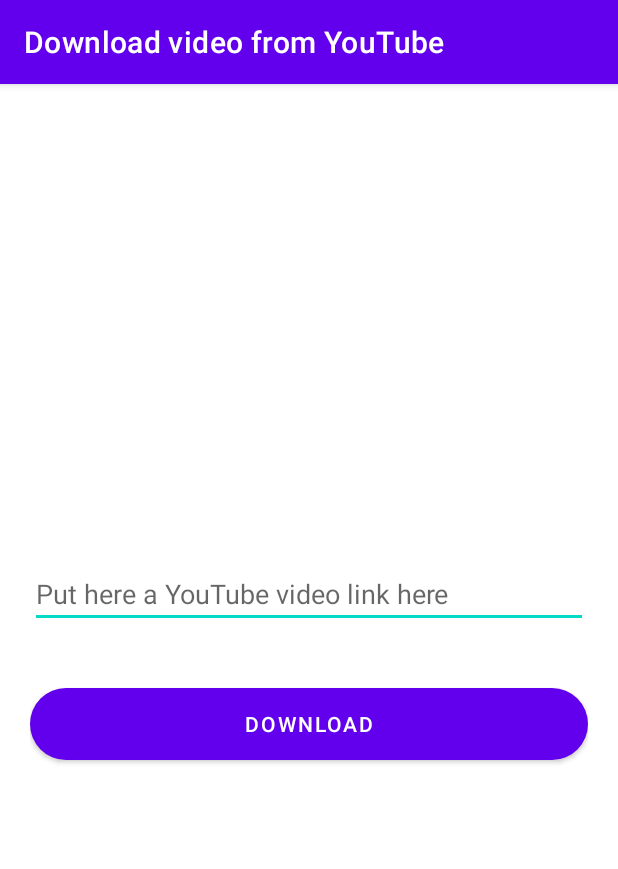
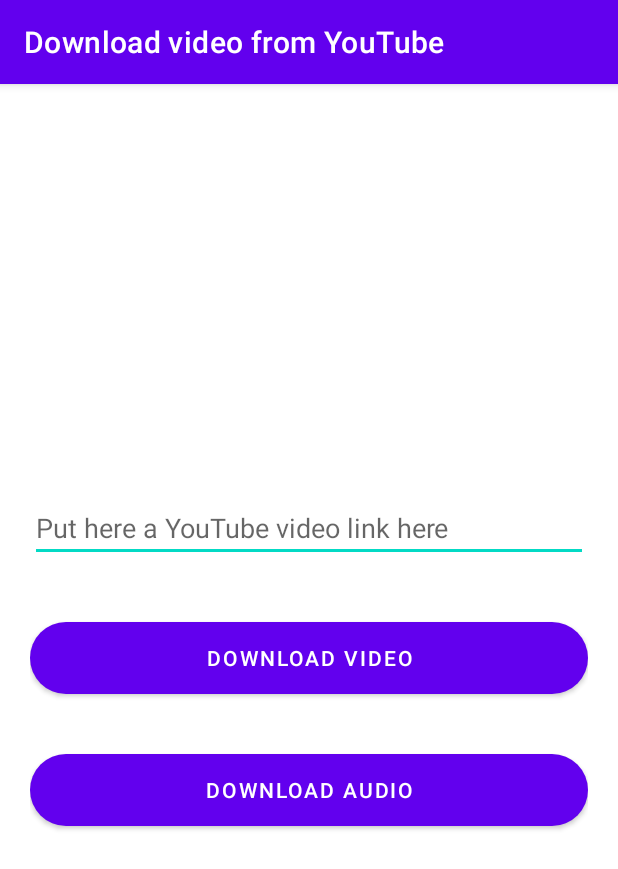
Before and after one commit to megarubber/mrvideocatcher, an Android app: the YouTubeDownloader screen opened directly, with no data from a screen before it, on a phone screen of 412 x 824 dp. Shown: the top 869 px of the screen. Run offline under Robolectric (Android 15) with nearby library versions, the phone set to English and light mode, and no system bars; libraries missing offline, so code that uses them is left out: at.huber.youtubeExtractor.

Commit message:
feat(download): download video using url extrator library

```diff
--- a/app/build.gradle
+++ b/app/build.gradle
@@ -29,11 +29,11 @@ android {
 }
 
 dependencies {
-
     implementation 'androidx.appcompat:appcompat:1.5.0'
     implementation 'com.google.android.material:material:1.6.1'
     implementation 'androidx.constraintlayout:constraintlayout:2.1.4'
     testImplementation 'junit:junit:4.13.2'
     androidTestImplementation 'androidx.test.ext:junit:1.1.3'
     androidTestImplementation 'androidx.test.espresso:espresso-core:3.4.0'
+    implementation 'com.github.HaarigerHarald:android-youtubeExtractor:master-SNAPSHOT'
 }
--- a/app/src/main/AndroidManifest.xml
+++ b/app/src/main/AndroidManifest.xml
@@ -23,5 +23,5 @@
             </intent-filter>
         </activity>
     </application>
-
+    <uses-permission android:name="android.permission.INTERNET"/>
 </manifest>
--- a/app/src/main/java/com/mrguisamuel/mrvideocatcher/YouTubeDownloader.java
+++ b/app/src/main/java/com/mrguisamuel/mrvideocatcher/YouTubeDownloader.java
@@ -1,6 +1,9 @@
 package com.mrguisamuel.mrvideocatcher;
 
 import android.os.Bundle;
+import android.view.View;
+import android.widget.Button;
+import android.widget.EditText;
 
 import androidx.appcompat.app.AppCompatActivity;
 
@@ -10,5 +13,16 @@ public class YouTubeDownloader extends AppCompatActivity {
         super.onCreate(savedInstanceState);
         setContentView(R.layout.activity_youtube);
         getSupportActionBar().setTitle("Download video from YouTube");
+
+        Button videoDownload = (Button) findViewById(R.id.video);
+        EditText link = (EditText) findViewById(R.id.link);
+
+        VideoDownloader youtubeDownloader = new VideoDownloader(SocialMedia.YOUTUBE, this);
+        videoDownload.setOnClickListener(new View.OnClickListener() {
+            @Override
+            public void onClick(View view) {
+                //youtubeDownloader.downloadVideo(link.getText().toString());
+            }
+        });
     }
 }
--- a/app/src/main/res/layout/activity_youtube.xml
+++ b/app/src/main/res/layout/activity_youtube.xml
@@ -12,15 +12,24 @@
             android:orientation="vertical"
             android:gravity="center">
                 <EditText
+                    android:id="@+id/link"
                     android:hint="@string/youtube_link"
                     android:layout_width="match_parent"
                     android:layout_height="wrap_content"/>
+                <Button
+                    android:id="@+id/video"
+                    android:layout_marginTop="40dp"
+                    android:background="@drawable/rounded_button"
+                    android:layout_width="match_parent"
+                    android:layout_height="wrap_content"
+                    android:text="@string/download_video"
+                    />
                 <Button
                     android:layout_marginTop="40dp"
                     android:background="@drawable/rounded_button"
                     android:layout_width="match_parent"
                     android:layout_height="wrap_content"
-                    android:text="@string/download"
+                    android:text="@string/download_audio"
                     />
         </LinearLayout>
 </androidx.constraintlayout.widget.ConstraintLayout>
--- a/app/src/main/res/values/strings.xml
+++ b/app/src/main/res/values/strings.xml
@@ -1,6 +1,10 @@
 <resources>
     <string name="app_name">MrVideoCatcher</string>
     <string name="youtube">Download a video from YouTube</string>
-    <string name="download">Download</string>
+    <string name="download_video">Download Video</string>
+    <string name="download_audio">Download Audio</string>
     <string name="youtube_link">Put here a YouTube video link here</string>
+    <string name="file_name">Choose a file name</string>
+    <string name="ok">Ok</string>
+    <string name="cancel">Cancel</string>
 </resources>
--- a/settings.gradle
+++ b/settings.gradle
@@ -10,7 +10,9 @@ dependencyResolutionManagement {
     repositories {
         google()
         mavenCentral()
+        maven { url "https://jitpack.io" }
     }
 }
+
 rootProject.name = "MrVideoCatcher"
 include ':app'
```
Also changed, not shown: app/src/main/java/com/mrguisamuel/mrvideocatcher/FileNameDialog.java (added, +27 -0 lines), app/src/main/java/com/mrguisamuel/mrvideocatcher/VideoDownloader.java (added, +77 -0 lines), app/src/main/res/drawable/name_alert.xml (added, +23 -0 lines).
